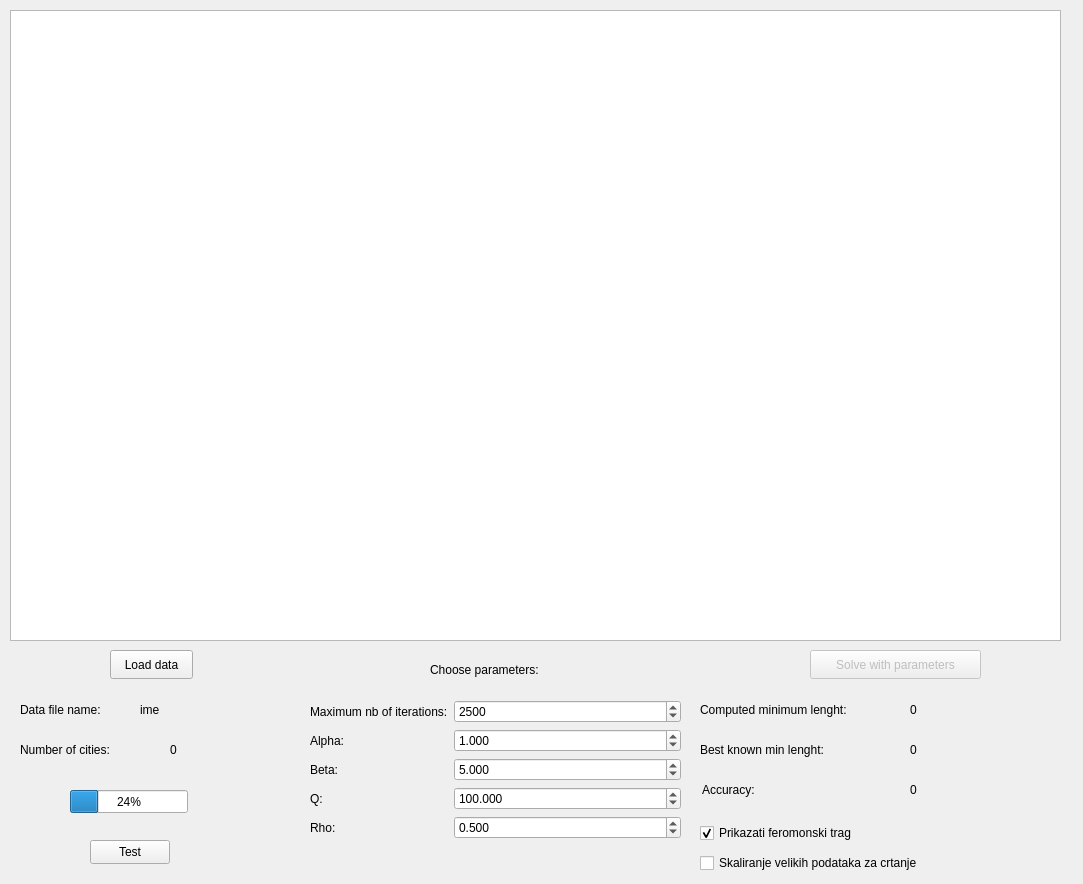
Above: mainwindow.ui from Krcivoj/TSP before the change. Below: the same form after it.
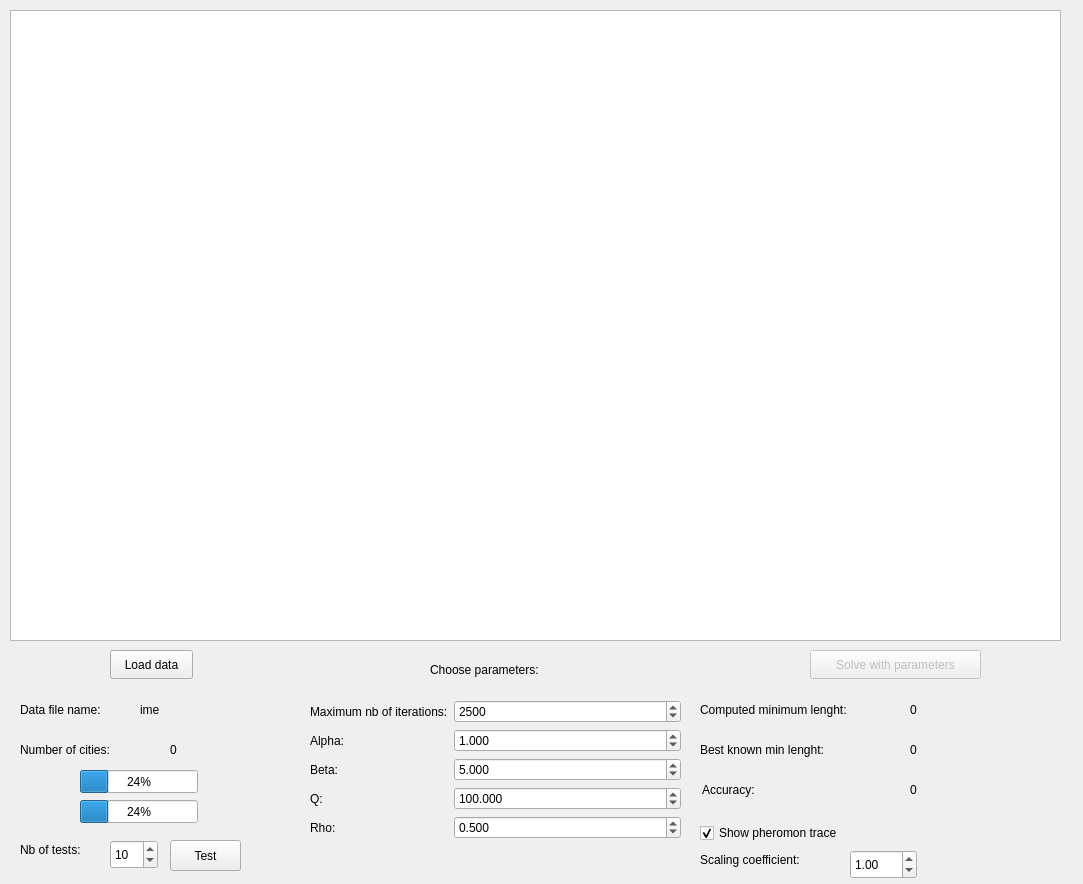
That is the form after the change.

What changed in the file:
```diff
--- a/mainwindow.ui
+++ b/mainwindow.ui
@@ -329,8 +329,8 @@
    <widget class="QProgressBar" name="progressBar">
     <property name="geometry">
      <rect>
-      <x>70</x>
-      <y>790</y>
+      <x>80</x>
+      <y>800</y>
       <width>118</width>
       <height>23</height>
      </rect>
@@ -349,38 +349,102 @@
      </rect>
     </property>
     <property name="text">
-     <string>Prikazati feromonski trag</string>
+     <string>Show pheromon trace</string>
     </property>
     <property name="checked">
      <bool>true</bool>
     </property>
    </widget>
-   <widget class="QCheckBox" name="bigChoice">
-    <property name="geometry">
-     <rect>
-      <x>700</x>
-      <y>850</y>
-      <width>271</width>
-      <height>26</height>
-     </rect>
-    </property>
-    <property name="text">
-     <string>Skaliranje velikih podataka za crtanje</string>
-    </property>
-   </widget>
    <widget class="QPushButton" name="manyTest">
     <property name="geometry">
      <rect>
-      <x>90</x>
+      <x>170</x>
       <y>840</y>
-      <width>80</width>
-      <height>24</height>
+      <width>71</width>
+      <height>31</height>
      </rect>
     </property>
     <property name="text">
      <string>Test</string>
     </property>
    </widget>
+   <widget class="QLabel" name="label_12">
+    <property name="geometry">
+     <rect>
+      <x>20</x>
+      <y>840</y>
+      <width>81</width>
+      <height>20</height>
+     </rect>
+    </property>
+    <property name="text">
+     <string>Nb of tests:</string>
+    </property>
+   </widget>
+   <widget class="QSpinBox" name="numberTest">
+    <property name="geometry">
+     <rect>
+      <x>110</x>
+      <y>840</y>
+      <width>48</width>
+      <height>29</height>
+     </rect>
+    </property>
+    <property name="minimum">
+     <number>1</number>
+    </property>
+    <property name="value">
+     <number>10</number>
+    </property>
+   </widget>
+   <widget class="QLabel" name="label_13">
+    <property name="geometry">
+     <rect>
+      <x>700</x>
+      <y>850</y>
+      <width>141</width>
+      <height>20</height>
+     </rect>
+    </property>
+    <property name="text">
+     <string>Scaling coefficient:</string>
+    </property>
+   </widget>
+   <widget class="QDoubleSpinBox" name="coeff">
+    <property name="geometry">
+     <rect>
+      <x>850</x>
+      <y>850</y>
+      <width>67</width>
+      <height>29</height>
+     </rect>
+    </property>
+    <property name="minimum">
+     <double>0.010000000000000</double>
+    </property>
+    <property name="maximum">
+     <double>10.000000000000000</double>
+    </property>
+    <property name="singleStep">
+     <double>0.010000000000000</double>
+    </property>
+    <property name="value">
+     <double>1.000000000000000</double>
+    </property>
+   </widget>
+   <widget class="QProgressBar" name="progressBar_2">
+    <property name="geometry">
+     <rect>
+      <x>80</x>
+      <y>770</y>
+      <width>118</width>
+      <height>23</height>
+     </rect>
+    </property>
+    <property name="value">
+     <number>24</number>
+    </property>
+   </widget>
   </widget>
  </widget>
  <resources/>
```
